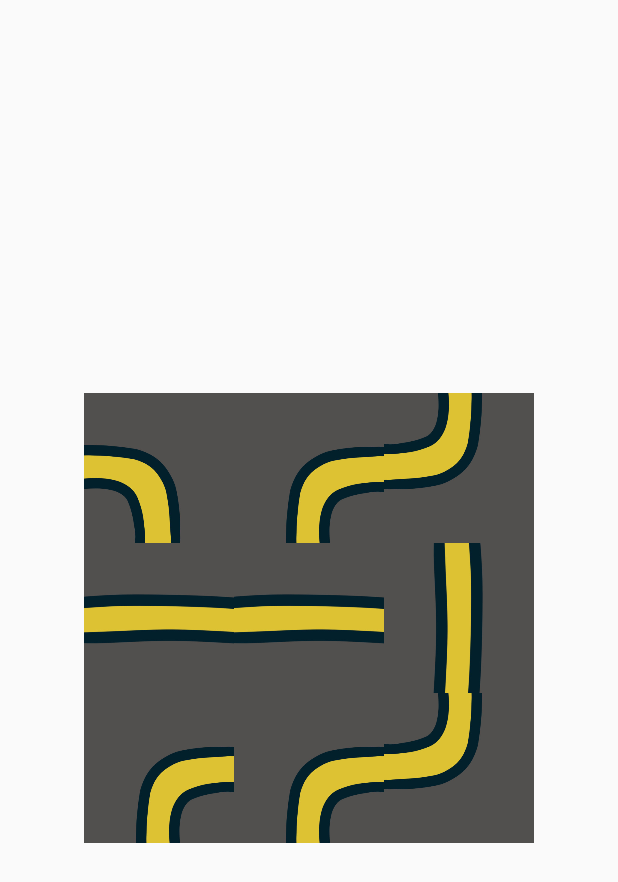
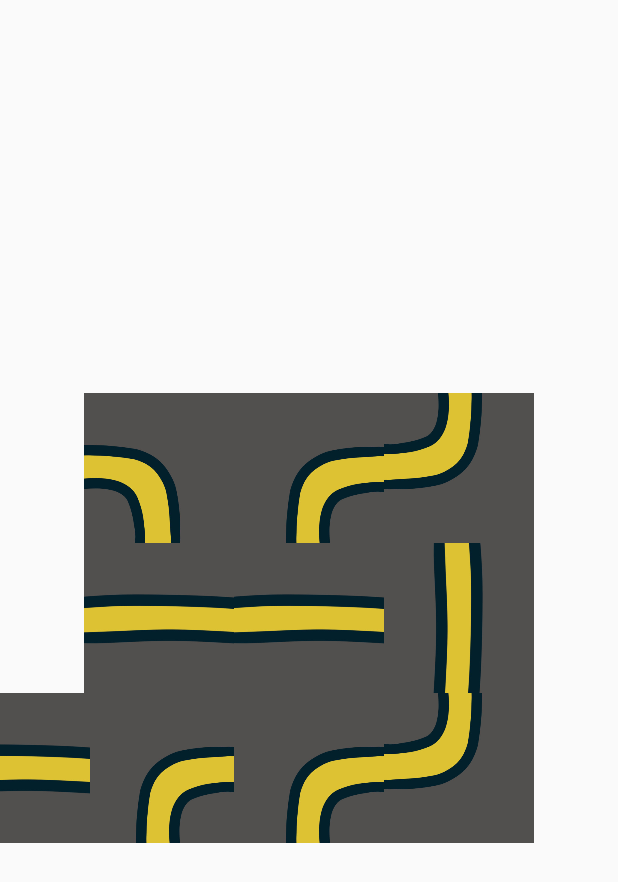
Before and after one commit to kyriakosPet/ggj19game, an Android app: the Puzzle screen opened directly, with no data from a screen before it, on a phone screen of 412 x 824 dp. Shown: the top 882 px of the screen. Run offline under Robolectric (Android 15) with nearby library versions, the phone set to English and light mode, and no system bars; our stand-ins replace Firebase (no records; nobody signed in at launch, a user with empty details on screens opened directly).

Commit message:
-- background

```diff
--- a/app/src/main/res/layout/activity_puzzle.xml
+++ b/app/src/main/res/layout/activity_puzzle.xml
@@ -140,4 +140,14 @@
 
         </LinearLayout>
     </RelativeLayout>
+
+    <ImageView
+        android:layout_width="100dp"
+        android:layout_height="100dp"
+        android:layout_alignBottom="@id/puzzleArea"
+        android:layout_marginBottom="0dp"
+        android:src="@drawable/puzzle_straight"
+        android:layout_marginLeft="-40dp"
+        />
+
 </RelativeLayout>
```
